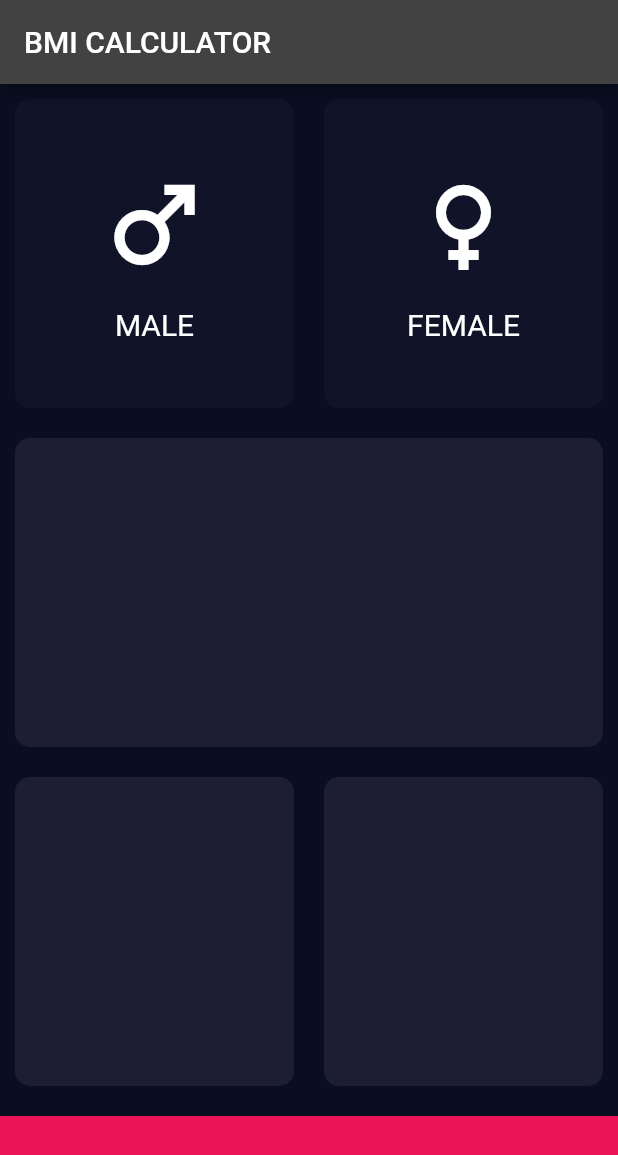
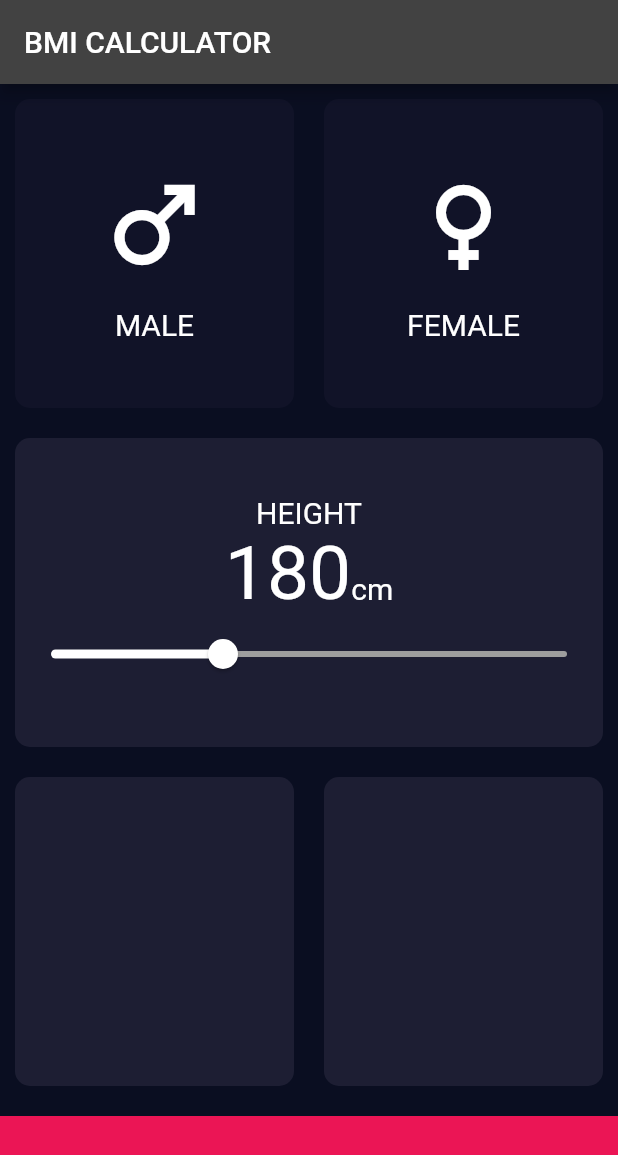
Before and after one commit to s-shanta/bmi-calculator, a Flutter app: the screen it shows after launch, on a phone screen of 412 x 824 dp. Shown: the top 1155 px of the screen. Run offline on Flutter 3.47's test engine with Material 2 defaults, Android fonts, the phone set to English and light mode, and no system bars.

Commit message:
added alider in main page

```diff
--- a/lib/input_page.dart
+++ b/lib/input_page.dart
@@ -22,6 +22,7 @@ class InputPage extends StatefulWidget {
 class _InputPageState extends State<InputPage> {
 
   var selectedGender;
+  int height = 180;
 
   @override
   Widget build(BuildContext context) {
@@ -30,18 +31,18 @@ class _InputPageState extends State<InputPage> {
         title: Text('BMI CALCULATOR'),
       ),
       body: Column(
+        crossAxisAlignment: CrossAxisAlignment.stretch,
         children: [
           Expanded(
             child: Row(
               children: [
                 Expanded(
-                  child: GestureDetector(
-                    onTap: (){
+                  child: ReusableCard(
+                    onPressed: (){
                       setState(() {
                         selectedGender = Gender.male;
                       });
                     },
-                    child: ReusableCard(
                     colorName: selectedGender==Gender.male? activeCardColor : inactiveCardColor,
                     cardChild: IconContent(
                       iconContent: Icons.male,
@@ -49,20 +50,17 @@ class _InputPageState extends State<InputPage> {
                     ),
                   ),
                 ),
-                ),
                 Expanded(
-                  child: GestureDetector(
-                    onTap: (){
+                  child: ReusableCard(
+                    onPressed: (){
                       setState(() {
                         selectedGender = Gender.female;
                       });
                     },
-                    child: ReusableCard(
                     colorName: selectedGender==Gender.female? activeCardColor : inactiveCardColor,
                     cardChild: IconContent(
                       iconContent: Icons.female,
                       textContent: 'FEMALE',
-                      ),
                     ),
                   ),
                 ),
@@ -72,6 +70,51 @@ class _InputPageState extends State<InputPage> {
           Expanded(
             child: ReusableCard(
               colorName: activeCardColor,
+              cardChild: Column(
+                mainAxisAlignment: MainAxisAlignment.center,
+                children: [
+                  Text(
+                    'HEIGHT',
+                    style: TextStyle(
+                      color: Colors.white,
+                      fontSize: 20,
+                    ),
+                  ),
+                  Row(
+                    mainAxisAlignment: MainAxisAlignment.center,
+                    crossAxisAlignment: CrossAxisAlignment.baseline,
+                    textBaseline: TextBaseline.alphabetic,
+                    children: [
+                      Text(
+                        height.toString(),
+                        style: TextStyle(
+                          color: Colors.white,
+                          fontSize: 50,
+                        ),
+                      ),
+                      Text(
+                        'cm',
+                        style: TextStyle(
+                          color: Colors.white,
+                          fontSize: 20,
+                        ),
+                      )
+                    ],
+                  ),
+                  Slider(
+                      value: height.toDouble(),
+                      min: 120.0,
+                      max: 300.0,
+                      activeColor: Colors.white,
+                      inactiveColor: Colors.grey,
+                      onChanged: (double slidingVal){
+                        setState(() {
+                          height = slidingVal.toInt();
+                        });
+                      },
+                  ),
+                ],
+              ),
             ),
           ),
           Expanded(
--- a/lib/reusable_card.dart
+++ b/lib/reusable_card.dart
@@ -3,17 +3,21 @@ import 'package:flutter/cupertino.dart';
 class ReusableCard extends StatelessWidget {
 
   final Color colorName;
-  final cardChild;
-  ReusableCard({required this.colorName, this.cardChild});
+  final Widget? cardChild;
+  final onPressed;
+  ReusableCard({required this.colorName, this.cardChild, this.onPressed});
 
   @override
   Widget build(BuildContext context) {
-    return Container(
-      child: cardChild,
-      margin: EdgeInsets.all(10.0),
-      decoration: BoxDecoration(
-          color: colorName,
-          borderRadius: BorderRadius.circular(10.0)
+    return GestureDetector(
+      onTap: onPressed,
+      child: Container(
+        child: cardChild,
+        margin: EdgeInsets.all(10.0),
+        decoration: BoxDecoration(
+            color: colorName,
+            borderRadius: BorderRadius.circular(10.0)
+        ),
       ),
     );
   }
```
Lines whose indentation alone changed are shown as unchanged.
